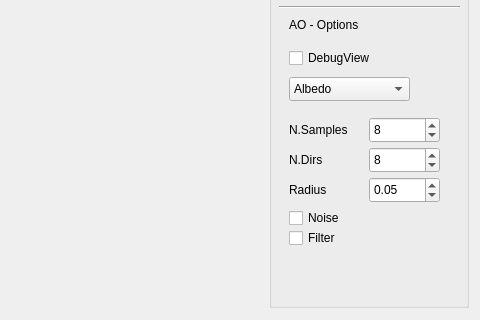
Old version of the form ViewerPBS25-students/main_window.ui in the repository Buguidean/PBR-Viewer; both pictures show x 347 to 827 and y 533 to 853 of the 827 by 988 pixel window.
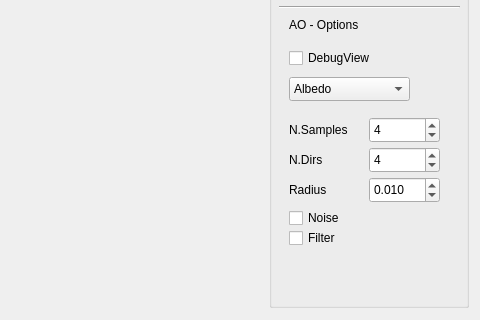
New version of the form. Custom widgets are drawn as their Qt base class.

Patch:
```diff
--- a/ViewerPBS25-students/main_window.ui
+++ b/ViewerPBS25-students/main_window.ui
@@ -469,7 +469,7 @@
           <number>24</number>
          </property>
          <property name="value">
-          <number>8</number>
+          <number>4</number>
          </property>
         </widget>
         <widget class="QDoubleSpinBox" name="RadiusSpinBox">
@@ -481,8 +481,11 @@
            <height>26</height>
           </rect>
          </property>
+         <property name="decimals">
+          <number>3</number>
+         </property>
          <property name="minimum">
-          <double>0.010000000000000</double>
+          <double>0.001000000000000</double>
          </property>
          <property name="maximum">
           <double>0.150000000000000</double>
@@ -491,7 +494,7 @@
           <double>0.010000000000000</double>
          </property>
          <property name="value">
-          <double>0.050000000000000</double>
+          <double>0.010000000000000</double>
          </property>
         </widget>
         <widget class="QLabel" name="label_7">
@@ -554,7 +557,7 @@
           <number>16</number>
          </property>
          <property name="value">
-          <number>8</number>
+          <number>4</number>
          </property>
         </widget>
         <widget class="QLabel" name="label_9">
```
Left out of the diff: 2 changed lines with no effect on the pictures.
